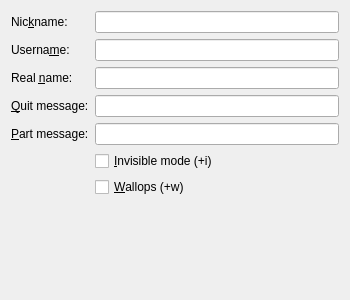
The window that src/ui/settings/identitysettingswidget.ui (nilsding/IrrerrC) describes before a commit, drawn with Qt 5.
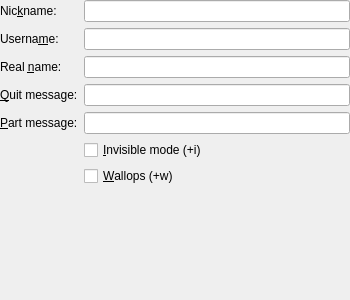
The same window after the commit.

Patch:
```diff
--- a/src/ui/settings/identitysettingswidget.ui
+++ b/src/ui/settings/identitysettingswidget.ui
@@ -20,6 +20,18 @@
    <string>Identity</string>
   </property>
   <layout class="QVBoxLayout" name="verticalLayout">
+   <property name="leftMargin">
+    <number>0</number>
+   </property>
+   <property name="topMargin">
+    <number>0</number>
+   </property>
+   <property name="rightMargin">
+    <number>0</number>
+   </property>
+   <property name="bottomMargin">
+    <number>0</number>
+   </property>
    <item>
     <layout class="QFormLayout" name="formLayout">
      <item row="0" column="0">
```
